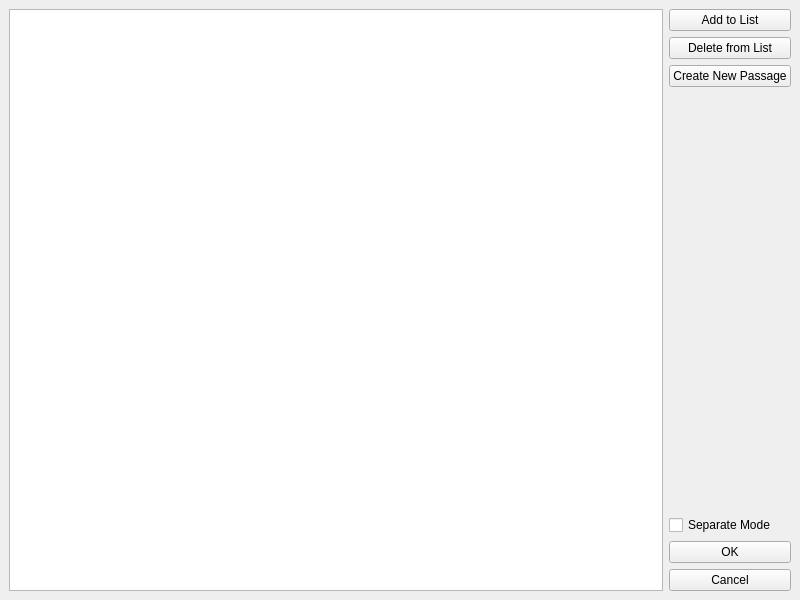
shxch/chestnut, file GUI/WindowSelectPassage.ui: the form before one commit.
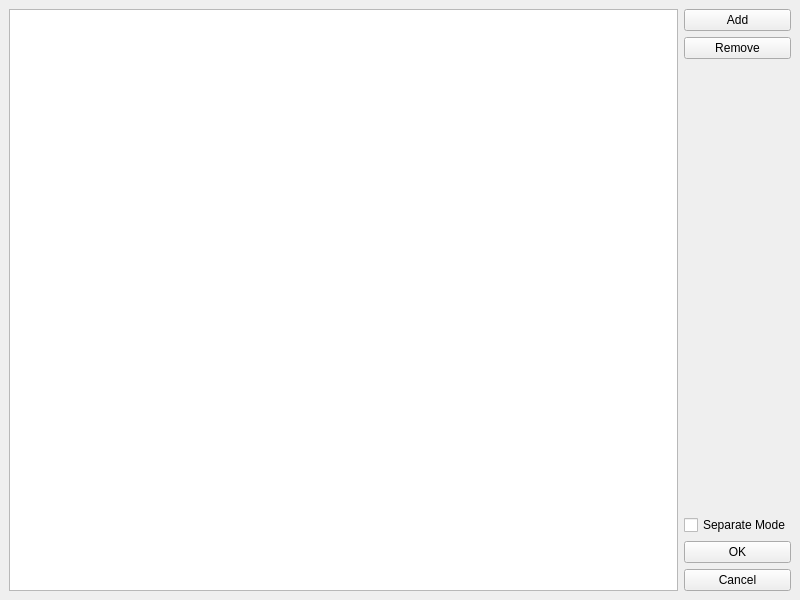
The form after the commit.

Patch:
```diff
--- a/GUI/WindowSelectPassage.ui
+++ b/GUI/WindowSelectPassage.ui
@@ -42,21 +42,14 @@
                         <item>
                             <widget class="QPushButton" name="btnAddToList">
                                 <property name="text">
-                                    <string>Add to List</string>
+                                    <string>Add</string>
                                 </property>
                             </widget>
                         </item>
                         <item>
                             <widget class="QPushButton" name="btnDeleteFromList">
                                 <property name="text">
-                                    <string>Delete from List</string>
-                                </property>
-                            </widget>
-                        </item>
-                        <item>
-                            <widget class="QPushButton" name="btnCreateNewPasage">
-                                <property name="text">
-                                    <string>Create New Passage</string>
+                                    <string>Remove</string>
                                 </property>
                             </widget>
                         </item>
```
Left out of the diff: 21 changed lines with no effect on the pictures.
